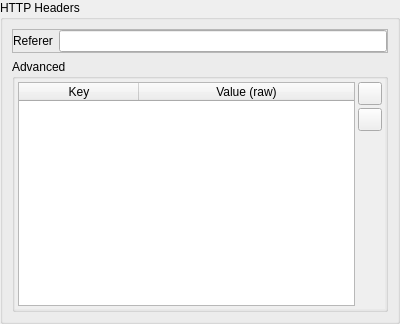
This is src/ui/qgshttpheaderwidget.ui in nextgis/nextgisqgis as Qt 5 draws it before an edit. The edited form follows.
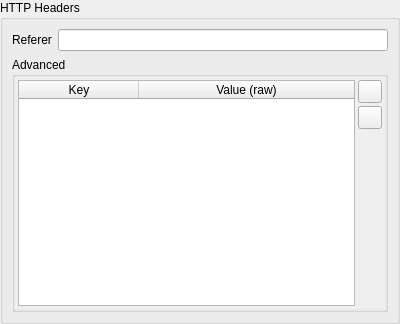
This is the edited form. Icons and pictures are not drawn. Custom widgets are drawn as their Qt base class.

The edit to the form file:
```diff
--- a/src/ui/qgshttpheaderwidget.ui
+++ b/src/ui/qgshttpheaderwidget.ui
@@ -44,7 +44,7 @@
       <item>
        <widget class="QFrame" name="mRefererFrame">
         <property name="frameShape">
-         <enum>QFrame::StyledPanel</enum>
+         <enum>QFrame::NoFrame</enum>
         </property>
         <property name="frameShadow">
          <enum>QFrame::Raised</enum>
```
Left out of the diff: 6 changed lines with no effect on the pictures.
